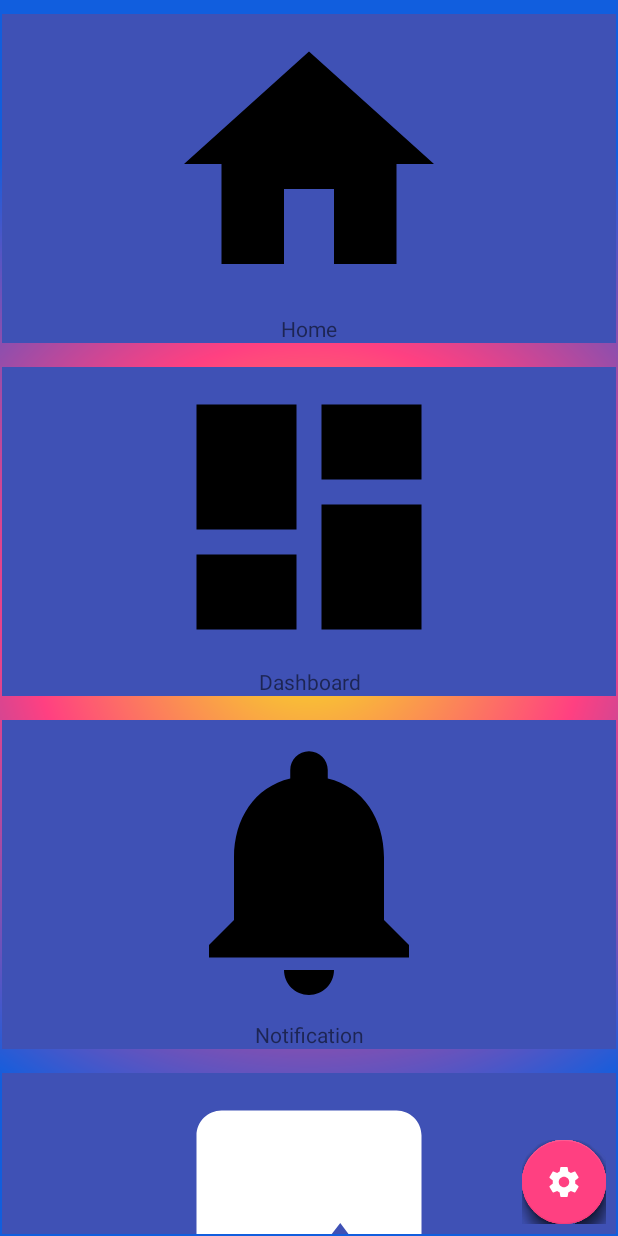
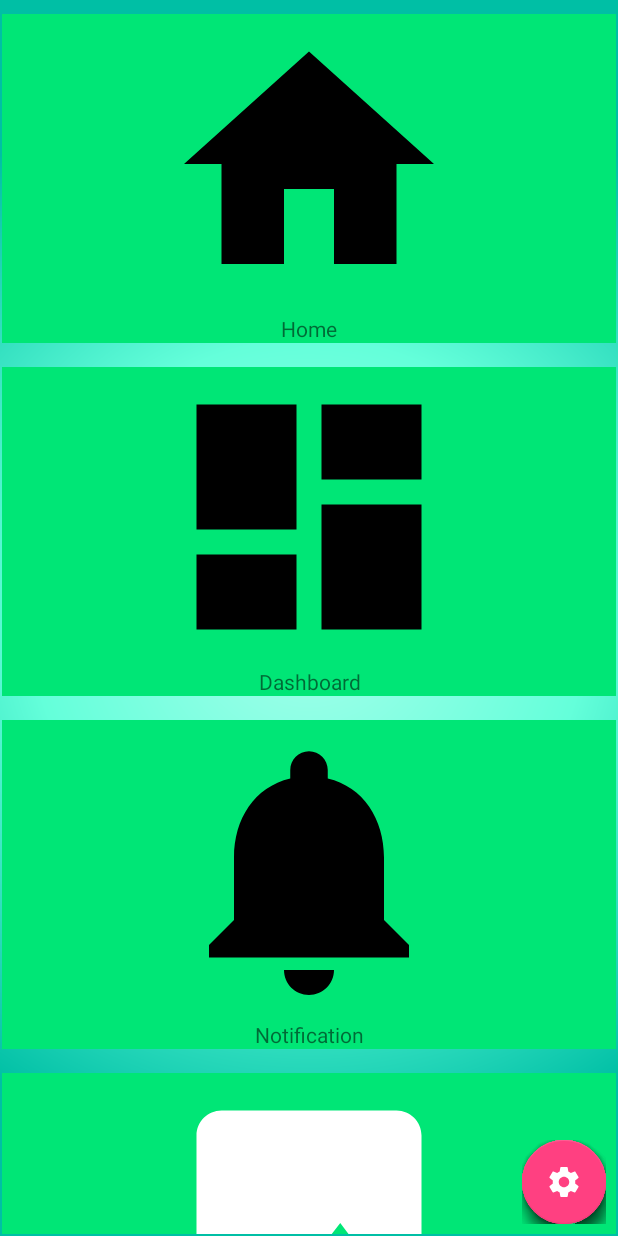
Before and after one commit to nikitafedorov008/MobilePet, an Android app: the fragment HomeFragment placed in its activity, on a phone screen of 412 x 824 dp. Run offline under Robolectric (Android 15) with nearby library versions, the phone set to English and light mode, and no system bars; libraries missing offline, so code that uses them is left out: com.github.clans.fab, com.google.zxing.integration, es.dmoral.toasty; plain views replace FloatingActionButton, FloatingActionMenu; 10 statements that could not run were skipped.

```diff
--- /dev/null
+++ b/app/src/main/java/ru/com/jetbrainsresearch/ido/SettingsFragment.java
@@ -0,0 +1,30 @@
+package ru.com.jetbrainsresearch.ido;
+
+
+import android.os.Bundle;
+import android.support.v4.app.Fragment;
+import android.view.LayoutInflater;
+import android.view.View;
+import android.view.ViewGroup;
+
+
+/**
+ * A simple {@link Fragment} subclass.
+ */
+public class SettingsFragment extends Fragment {
+
+
+    public SettingsFragment() {
+        // Required empty public constructor
+    }
+
+
+    @Override
+    public View onCreateView(LayoutInflater inflater, ViewGroup container,
+                             Bundle savedInstanceState) {
+        View view = inflater.inflate(R.layout.fragment_settings, container, false);
+
+        return view;
+    }
+
+}
--- a/app/src/main/res/drawable/gradient.xml
+++ b/app/src/main/res/drawable/gradient.xml
@@ -3,8 +3,8 @@
     <gradient
         android:type="radial"
         android:gradientRadius="90%p"
-        android:centerColor="@color/colorAccent"
-        android:startColor="#f6ee19"
+        android:centerColor="#64FFDA"
+        android:startColor="#A7FFEB"
         android:angle="22"
-        android:endColor="#115ede" />
+        android:endColor="#00BFA5" />
 </shape>
--- /dev/null
+++ b/app/src/main/res/drawable/ic_arrow_back.xml
@@ -0,0 +1,5 @@
+<vector android:height="24dp" android:tint="#FFFFFF"
+    android:viewportHeight="24.0" android:viewportWidth="24.0"
+    android:width="24dp" xmlns:android="http://schemas.android.com/apk/res/android">
+    <path android:fillColor="#FF000000" android:pathData="M20,11H7.83l5.59,-5.59L12,4l-8,8 8,8 1.41,-1.41L7.83,13H20v-2z"/>
+</vector>
--- a/app/src/main/res/layout/activity_main.xml
+++ b/app/src/main/res/layout/activity_main.xml
@@ -44,8 +44,11 @@
 
 
     <com.github.clans.fab.FloatingActionMenu
+        android:id="@+id/menu_fab"
         android:layout_width="wrap_content"
         android:layout_height="wrap_content"
+        app:menu_colorNormal="@color/colorPrimary"
+        app:menu_colorPressed="@color/colorPrimaryDark"
         android:layout_marginEnd="8dp"
         android:layout_marginBottom="8dp"
         app:menu_icon="@drawable/ic_more_vert"
@@ -56,6 +59,8 @@
             android:id="@+id/pet_fab"
             android:layout_width="wrap_content"
             android:layout_height="wrap_content"
+            app:fab_colorNormal="@color/colorPrimary"
+            app:fab_colorPressed="@color/colorPrimaryDark"
             android:src="@drawable/ic_pets"
             app:fab_label="@string/title_pet"
             app:fab_size="mini" />
@@ -64,6 +69,8 @@
             android:id="@+id/home_fab"
             android:layout_width="wrap_content"
             android:layout_height="wrap_content"
+            app:fab_colorNormal="@color/colorPrimary"
+            app:fab_colorPressed="@color/colorPrimaryDark"
             android:src="@drawable/ic_home"
             app:fab_label="@string/title_home"
             app:fab_size="mini" />
@@ -72,6 +79,8 @@
             android:id="@+id/map_fab"
             android:layout_width="wrap_content"
             android:layout_height="wrap_content"
+            app:fab_colorNormal="@color/colorPrimary"
+            app:fab_colorPressed="@color/colorPrimaryDark"
             android:src="@drawable/ic_map"
             app:fab_label="@string/title_map"
             app:fab_size="mini" />
@@ -80,6 +89,8 @@
             android:id="@+id/statistic_fab"
             android:layout_width="wrap_content"
             android:layout_height="wrap_content"
+            app:fab_colorNormal="@color/colorPrimary"
+            app:fab_colorPressed="@color/colorPrimaryDark"
             android:src="@drawable/ic_poll"
             app:fab_label="@string/title_statistics"
             app:fab_size="mini" />
@@ -88,6 +99,8 @@
             android:id="@+id/settings_fab"
             android:layout_width="wrap_content"
             android:layout_height="wrap_content"
+            app:fab_colorNormal="@color/colorPrimary"
+            app:fab_colorPressed="@color/colorPrimaryDark"
             android:src="@drawable/ic_settings"
             app:fab_label="@string/settings"
             app:fab_size="mini" />
--- a/app/src/main/res/values/colors.xml
+++ b/app/src/main/res/values/colors.xml
@@ -1,6 +1,7 @@
 <?xml version="1.0" encoding="utf-8"?>
 <resources>
-    <color name="colorPrimary">#3F51B5</color>
-    <color name="colorPrimaryDark">#303F9F</color>
+    <color name="colorPrimary">#00E676</color>
+    <color name="colorPrimaryDark">#00C853</color>
     <color name="colorAccent">#FF4081</color>
+    <color name="colorPurple">#7E57C2</color>
 </resources>
--- a/app/src/main/res/values/dimens.xml
+++ b/app/src/main/res/values/dimens.xml
@@ -2,4 +2,5 @@
     <!-- Default screen margins, per the Android Design guidelines. -->
     <dimen name="activity_horizontal_margin">16dp</dimen>
     <dimen name="activity_vertical_margin">16dp</dimen>
+    <dimen name="text_margin">16dp</dimen>
 </resources>
--- a/app/src/main/res/values/strings.xml
+++ b/app/src/main/res/values/strings.xml
@@ -27,4 +27,7 @@
 
     </string>
 
+    <!-- TODO: Remove or change this placeholder text -->
+    <string name="hello_blank_fragment">Hello blank fragment</string>
+
 </resources>
--- a/build.gradle
+++ b/build.gradle
@@ -1,13 +1,16 @@
 // Top-level build file where you can add configuration options common to all sub-projects/modules.
 
 buildscript {
+    ext.kotlin_version = '1.3.31'
 
     repositories {
         google()
         jcenter()
+        mavenCentral()
     }
     dependencies {
         classpath 'com.android.tools.build:gradle:3.1.2'
+        classpath "org.jetbrains.kotlin:kotlin-gradle-plugin:$kotlin_version"
 
 
         // NOTE: Do not place your application dependencies here; they belong
```
Also changed, not shown: app/build.gradle (+12 -0 lines), app/src/main/AndroidManifest.xml (+8 -3 lines), app/src/main/java/ru/com/jetbrainsresearch/ido/MainActivity.java (+26 -5 lines), app/src/main/java/ru/com/jetbrainsresearch/ido/MapActivity.java (added, +78 -0 lines), app/src/main/java/ru/com/jetbrainsresearch/ido/utility/PrefManager.java (added, +34 -0 lines), app/src/main/res/layout/activity_map.xml (added, +29 -0 lines), app/src/main/res/layout/fragment_settings.xml (added, +14 -0 lines).
